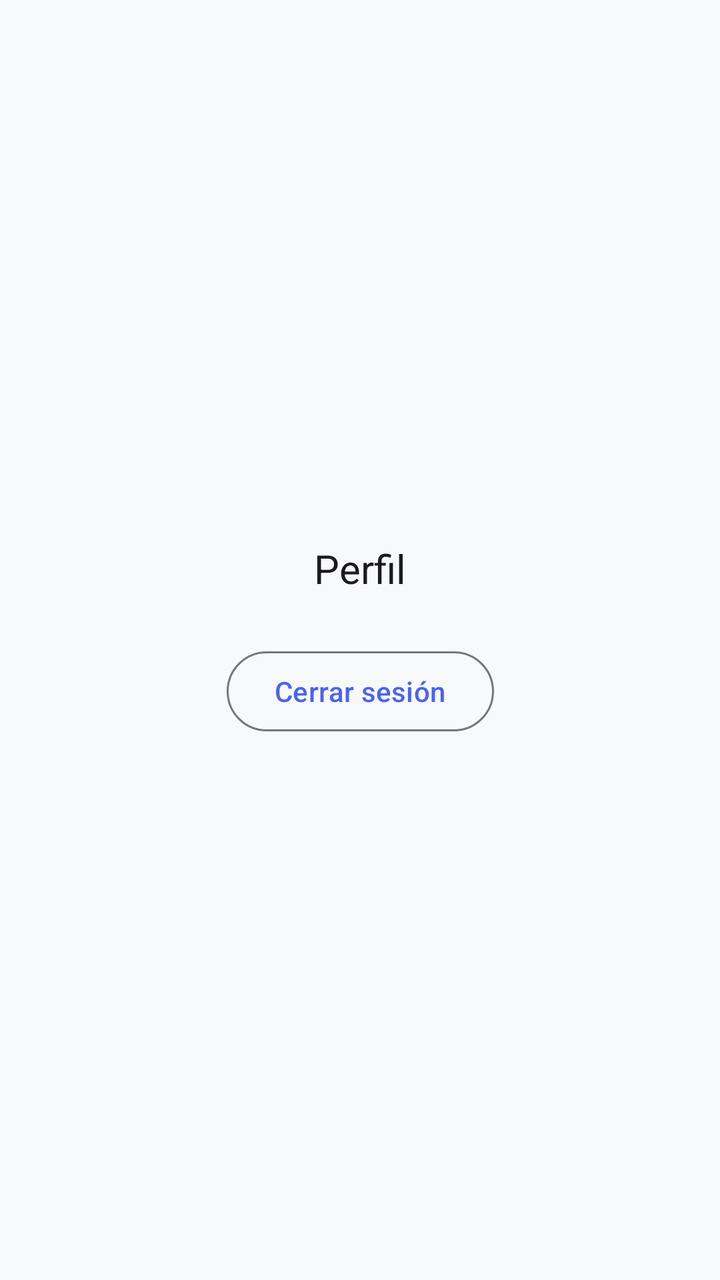
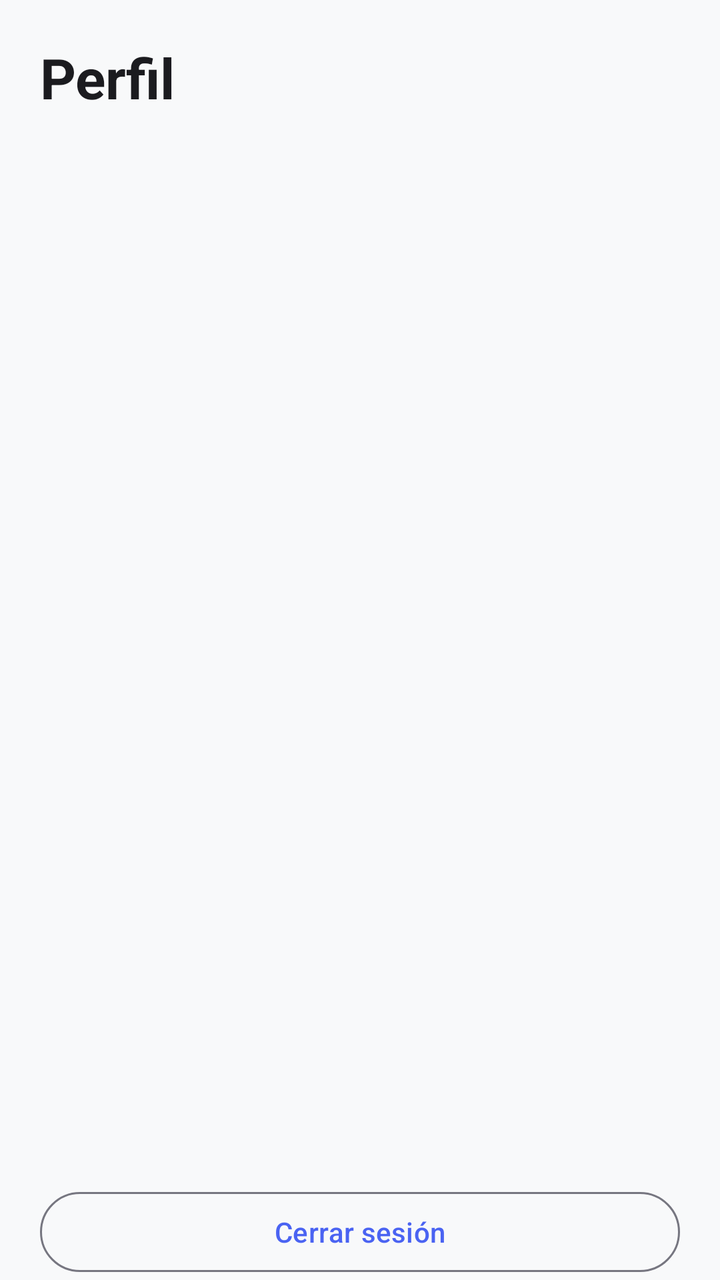

Screens rendered from an Android XML layout before and after an edit, with the pre-edit source and the edit as a unified diff.
<!-- AndroidManifest.xml: application theme Theme.Dubalin -->
<!-- res/layout/fragment_perfil.xml -->
<?xml version="1.0" encoding="utf-8"?>
<androidx.constraintlayout.widget.ConstraintLayout
    xmlns:android="http://schemas.android.com/apk/res/android"
    xmlns:app="http://schemas.android.com/apk/res-auto"
    android:layout_width="match_parent"
    android:layout_height="match_parent"
    android:background="?android:attr/colorBackground">

    <TextView
        android:id="@+id/tv_perfil_placeholder"
        android:layout_width="wrap_content"
        android:layout_height="wrap_content"
        android:accessibilityHeading="true"
        android:text="@string/profile_placeholder"
        android:textColor="?attr/colorOnBackground"
        android:textSize="@dimen/text_size_title"
        app:layout_constraintBottom_toTopOf="@id/btn_cerrar_sesion"
        app:layout_constraintEnd_toEndOf="parent"
        app:layout_constraintStart_toStartOf="parent"
        app:layout_constraintTop_toTopOf="parent"
        app:layout_constraintVertical_chainStyle="packed" />

    <com.google.android.material.button.MaterialButton
        android:id="@+id/btn_cerrar_sesion"
        style="@style/Widget.Material3.Button.OutlinedButton"
        android:layout_width="wrap_content"
        android:layout_height="wrap_content"
        android:layout_marginTop="@dimen/spacing_lg"
        android:text="@string/profile_logout"
        app:layout_constraintBottom_toBottomOf="parent"
        app:layout_constraintEnd_toEndOf="parent"
        app:layout_constraintStart_toStartOf="parent"
        app:layout_constraintTop_toBottomOf="@id/tv_perfil_placeholder" />

</androidx.constraintlayout.widget.ConstraintLayout>
<!-- resources referenced by this layout -->
<resources>
  <dimen name="spacing_lg">24dp</dimen>
  <dimen name="text_size_title">20sp</dimen>
  <string name="profile_logout">Cerrar sesión</string>
  <string name="profile_placeholder">Perfil</string>
  <style name="Theme.Dubalin" parent="Theme.Material3.DayNight.NoActionBar">
          <item name="colorPrimary">@color/md_primary</item>
          <item name="colorOnPrimary">@color/md_on_primary</item>
          <item name="colorPrimaryContainer">@color/md_primary_container</item>
          <item name="colorOnPrimaryContainer">@color/md_on_primary_container</item>
  
          <item name="colorSecondary">@color/md_secondary</item>
          <item name="colorOnSecondary">@color/md_on_secondary</item>
          <item name="colorSecondaryContainer">@color/md_secondary_container</item>
          <item name="colorOnSecondaryContainer">@color/md_on_secondary_container</item>
  
          <item name="android:colorBackground">@color/md_background</item>
          <item name="colorOnBackground">@color/md_on_background</item>
  
          <item name="colorSurface">@color/md_surface</item>
          <item name="colorOnSurface">@color/md_on_surface</item>
          <item name="colorSurfaceVariant">@color/md_surface_variant</item>
          <item name="colorOnSurfaceVariant">@color/md_on_surface_variant</item>
  
          <item name="colorOutline">@color/md_outline</item>
  
          <item name="colorError">@color/md_error</item>
          <item name="colorOnError">@color/md_on_error</item>
          <item name="colorErrorContainer">@color/md_error_container</item>
          <item name="colorOnErrorContainer">@color/md_on_error_container</item>
  
          <item name="materialCardViewStyle">@style/Widget.Dubalin.CardView</item>
      </style>
  <color name="md_primary">#4A63F2</color>
  <color name="md_on_primary">#FFFFFF</color>
  <color name="md_primary_container">#DDE1FF</color>
  <color name="md_on_primary_container">#00105C</color>
  <color name="md_secondary">#5B5D72</color>
  <color name="md_on_secondary">#FFFFFF</color>
  <color name="md_secondary_container">#DFE1F9</color>
  <color name="md_on_secondary_container">#181A2C</color>
  <color name="md_background">#F8F9FA</color>
  <color name="md_on_background">#1B1B1F</color>
  <color name="md_surface">#FFFFFF</color>
  <color name="md_on_surface">#1B1B1F</color>
  <color name="md_surface_variant">#E3E1EC</color>
  <color name="md_on_surface_variant">#46464F</color>
  <color name="md_outline">#767680</color>
  <color name="md_error">#BA1A1A</color>
  <color name="md_on_error">#FFFFFF</color>
  <color name="md_error_container">#FFDAD6</color>
  <color name="md_on_error_container">#410002</color>
  <style name="Widget.Dubalin.CardView" parent="Widget.Material3.CardView.Elevated">
          <item name="cardCornerRadius">@dimen/card_corner_radius</item>
          <item name="cardElevation">@dimen/card_elevation</item>
          <item name="cardBackgroundColor">@color/md_surface</item>
      </style>
  <dimen name="card_corner_radius">20dp</dimen>
  <dimen name="card_elevation">2dp</dimen>
</resources>

<!-- the commit's change to res/layout/fragment_perfil.xml (unified diff, before → after) -->
@@ -1,35 +1,17 @@
 <?xml version="1.0" encoding="utf-8"?>
-<androidx.constraintlayout.widget.ConstraintLayout
-    xmlns:android="http://schemas.android.com/apk/res/android"
-    xmlns:app="http://schemas.android.com/apk/res-auto"
-    android:layout_width="match_parent"
-    android:layout_height="match_parent"
-    android:background="?android:attr/colorBackground">
-
-    <TextView
-        android:id="@+id/tv_perfil_placeholder"
-        android:layout_width="wrap_content"
-        android:layout_height="wrap_content"
-        android:accessibilityHeading="true"
-        android:text="@string/profile_placeholder"
-        android:textColor="?attr/colorOnBackground"
-        android:textSize="@dimen/text_size_title"
-        app:layout_constraintBottom_toTopOf="@id/btn_cerrar_sesion"
-        app:layout_constraintEnd_toEndOf="parent"
-        app:layout_constraintStart_toStartOf="parent"
-        app:layout_constraintTop_toTopOf="parent"
-        app:layout_constraintVertical_chainStyle="packed" />
-
-    <com.google.android.material.button.MaterialButton
-        android:id="@+id/btn_cerrar_sesion"
-        style="@style/Widget.Material3.Button.OutlinedButton"
-        android:layout_width="wrap_content"
-        android:layout_height="wrap_content"
-        android:layout_marginTop="@dimen/spacing_lg"
-        android:text="@string/profile_logout"
-        app:layout_constraintBottom_toBottomOf="parent"
-        app:layout_constraintEnd_toEndOf="parent"
-        app:layout_constraintStart_toStartOf="parent"
-        app:layout_constraintTop_toBottomOf="@id/tv_perfil_placeholder" />
-
-</androidx.constraintlayout.widget.ConstraintLayout>
+<LinearLayout xmlns:android="http://schemas.android.com/apk/res/android"
+ android:layout_width="match_parent" android:layout_height="match_parent"
+ android:orientation="vertical" android:background="?android:attr/colorBackground">
+ <TextView android:layout_width="match_parent" android:layout_height="wrap_content"
+ android:padding="20dp" android:text="@string/profile_placeholder" android:textSize="28sp"
+ android:textStyle="bold" android:accessibilityHeading="true" android:textColor="?attr/colorOnSurface" />
+ <androidx.core.widget.NestedScrollView android:layout_width="match_parent"
+ android:layout_height="0dp" android:layout_weight="1">
+ <LinearLayout android:id="@+id/profile_content" android:layout_width="match_parent"
+ android:layout_height="wrap_content" android:orientation="vertical" android:padding="20dp" />
+ </androidx.core.widget.NestedScrollView>
+ <com.google.android.material.button.MaterialButton android:id="@+id/btn_cerrar_sesion"
+ style="@style/Widget.Material3.Button.OutlinedButton" android:layout_width="match_parent"
+ android:layout_height="wrap_content" android:layout_marginHorizontal="20dp" android:minHeight="48dp"
+ android:text="@string/profile_logout" />
+</LinearLayout>
<!-- resource entries referenced after the edit -->
@@ -1,7 +1,5 @@
 <!-- resources referenced by this layout -->
 <resources>
-  <dimen name="spacing_lg">24dp</dimen>
-  <dimen name="text_size_title">20sp</dimen>
   <string name="profile_logout">Cerrar sesión</string>
   <string name="profile_placeholder">Perfil</string>
   <style name="Theme.Dubalin" parent="Theme.Material3.DayNight.NoActionBar">
